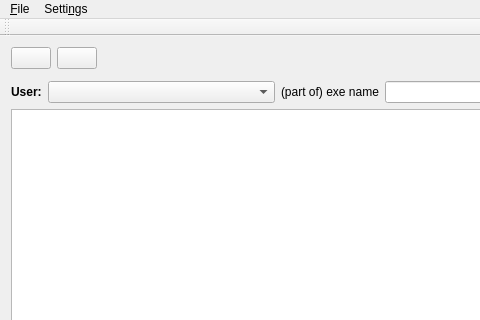
iddekingej/procgui, file src/ui/procgui.ui: the form before one commit; both pictures show x 0 to 480 and y 0 to 320 of the 623 by 522 pixel window.
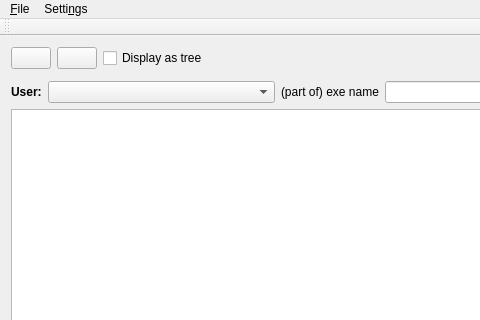
The form after the commit. Icons and pictures are not drawn.

Commit message: * Display process list as tree or flat list

Patch:
```diff
--- a/src/ui/procgui.ui
+++ b/src/ui/procgui.ui
@@ -67,6 +67,13 @@
         </property>
        </widget>
       </item>
+      <item>
+       <widget class="QCheckBox" name="displayAsTree">
+        <property name="text">
+         <string>Display as tree</string>
+        </property>
+       </widget>
+      </item>
       <item>
        <spacer name="horizontalSpacer">
         <property name="orientation">
```
Left out of the diff: 14 changed lines with no effect on the pictures. The commit also changes 12 other files.
